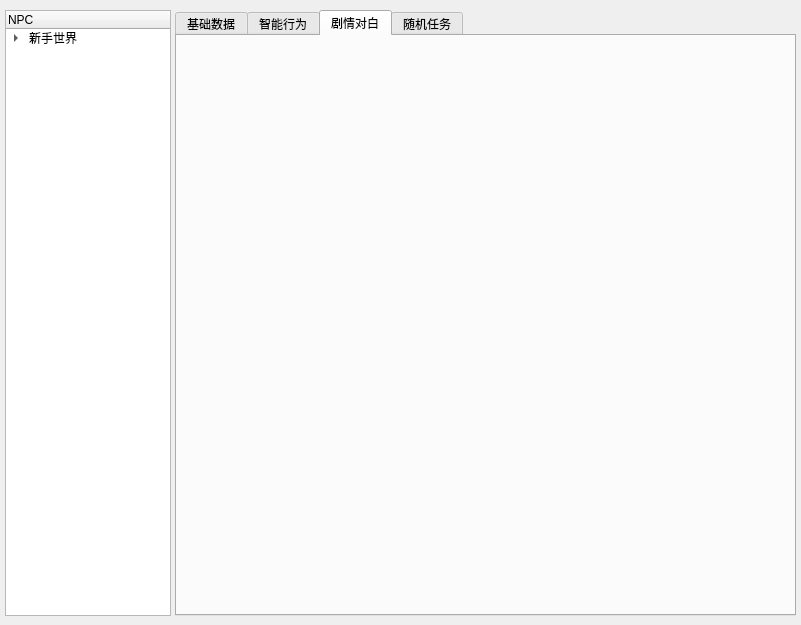
First picture: the form in src/coeus/coeus_editor/widget_npc_editor.ui, repository AngryPowman/Coeus, before the edit.
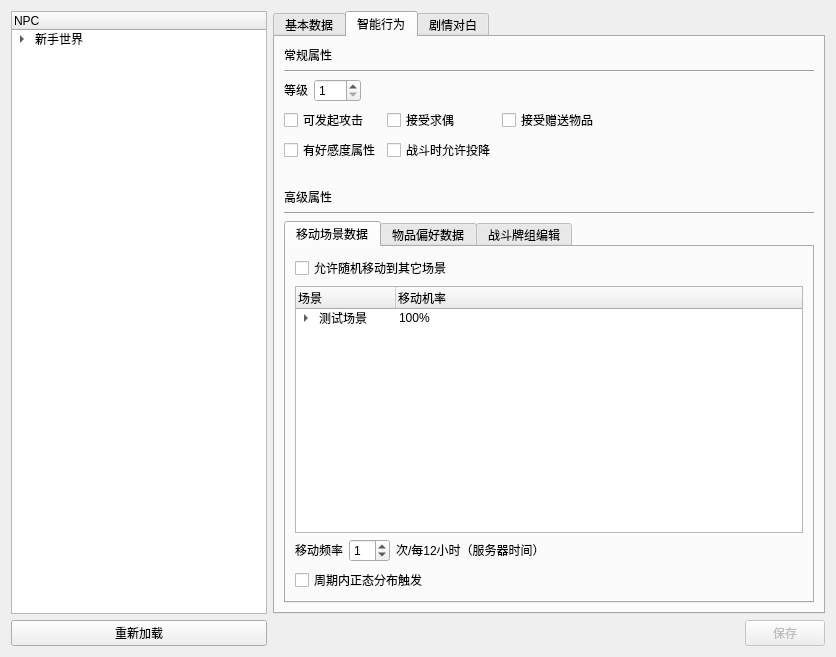
Second picture: the form after the edit. The open tabs and pages were chosen to show the change.

Patch:
```diff
--- a/src/coeus/coeus_editor/widget_npc_editor.ui
+++ b/src/coeus/coeus_editor/widget_npc_editor.ui
@@ -6,28 +6,91 @@
    <rect>
     <x>0</x>
     <y>0</y>
-    <width>801</width>
-    <height>625</height>
+    <width>836</width>
+    <height>657</height>
    </rect>
   </property>
+  <property name="sizePolicy">
+   <sizepolicy hsizetype="Preferred" vsizetype="Preferred">
+    <horstretch>0</horstretch>
+    <verstretch>0</verstretch>
+   </sizepolicy>
+  </property>
   <property name="windowTitle">
    <string>NPC编辑器</string>
   </property>
+  <layout class="QHBoxLayout" name="horizontalLayout">
+   <item>
+    <layout class="QVBoxLayout" name="verticalLayout">
+     <item>
+      <widget class="QTreeWidget" name="tvNpcList">
+       <property name="sizePolicy">
+        <sizepolicy hsizetype="Fixed" vsizetype="Expanding">
+         <horstretch>0</horstretch>
+         <verstretch>0</verstretch>
+        </sizepolicy>
+       </property>
+       <column>
+        <property name="text">
+         <string>NPC</string>
+        </property>
+       </column>
+       <item>
+        <property name="text">
+         <string>新手世界</string>
+        </property>
+        <item>
+         <property name="text">
+          <string>1001 - 老肉鸡</string>
+         </property>
+        </item>
+       </item>
+      </widget>
+     </item>
+     <item>
+      <widget class="QPushButton" name="pushButton">
+       <property name="text">
+        <string>重新加载</string>
+       </property>
+      </widget>
+     </item>
+    </layout>
+   </item>
+   <item>
+    <layout class="QGridLayout" name="gridLayout">
+     <item row="1" column="0" alignment="Qt::AlignRight">
+      <widget class="QPushButton" name="btnSave">
+       <property name="enabled">
+        <bool>false</bool>
+       </property>
+       <property name="sizePolicy">
+        <sizepolicy hsizetype="Fixed" vsizetype="Fixed">
+         <horstretch>0</horstretch>
+         <verstretch>0</verstretch>
+        </sizepolicy>
+       </property>
+       <property name="layoutDirection">
+        <enum>Qt::LeftToRight</enum>
+       </property>
+       <property name="text">
+        <string>保存</string>
+       </property>
+       <property name="default">
+        <bool>false</bool>
+       </property>
+       <property name="flat">
+        <bool>false</bool>
+       </property>
+      </widget>
+     </item>
+     <item row="0" column="0">
   <widget class="QTabWidget" name="tabWidget">
-   <property name="geometry">
-    <rect>
-     <x>175</x>
-     <y>10</y>
-     <width>621</width>
-     <height>606</height>
-    </rect>
-   </property>
    <property name="currentIndex">
     <number>1</number>
    </property>
    <widget class="QWidget" name="tab">
     <attribute name="title">
-     <string>基础数据</string>
+         <string>基本数据</string>
     </attribute>
     <widget class="QLabel" name="label">
      <property name="geometry">
@@ -141,19 +204,163 @@
      </property>
     </widget>
    </widget>
-   <widget class="QWidget" name="">
+       <widget class="QWidget" name="widget">
     <attribute name="title">
      <string>智能行为</string>
     </attribute>
+        <layout class="QVBoxLayout" name="verticalLayout_4">
+         <item>
+          <widget class="QLabel" name="label_9">
+           <property name="text">
+            <string>常规属性</string>
+           </property>
+          </widget>
+         </item>
+         <item>
+          <widget class="Line" name="line">
+           <property name="orientation">
+            <enum>Qt::Horizontal</enum>
+           </property>
+          </widget>
+         </item>
+         <item>
+          <layout class="QGridLayout" name="gridLayout_4">
+           <item row="0" column="1" alignment="Qt::AlignLeft">
+            <widget class="QSpinBox" name="spbLevel">
+             <property name="sizePolicy">
+              <sizepolicy hsizetype="Minimum" vsizetype="Fixed">
+               <horstretch>0</horstretch>
+               <verstretch>0</verstretch>
+              </sizepolicy>
+             </property>
+             <property name="minimum">
+              <number>1</number>
+             </property>
+             <property name="maximum">
+              <number>120</number>
+             </property>
+            </widget>
+           </item>
+           <item row="0" column="0">
+            <widget class="QLabel" name="label_5">
+             <property name="sizePolicy">
+              <sizepolicy hsizetype="Fixed" vsizetype="Fixed">
+               <horstretch>0</horstretch>
+               <verstretch>0</verstretch>
+              </sizepolicy>
+             </property>
+             <property name="text">
+              <string>等级</string>
+             </property>
+            </widget>
+           </item>
+           <item row="0" column="2">
+            <widget class="QLabel" name="label_10">
+             <property name="sizePolicy">
+              <sizepolicy hsizetype="Minimum" vsizetype="Fixed">
+               <horstretch>0</horstretch>
+               <verstretch>0</verstretch>
+              </sizepolicy>
+             </property>
+             <property name="text">
+              <string/>
+             </property>
+            </widget>
+           </item>
+          </layout>
+         </item>
+         <item>
+          <layout class="QGridLayout" name="gridLayout_3">
+           <item row="0" column="0">
+            <widget class="QCheckBox" name="chkAttackable">
+             <property name="sizePolicy">
+              <sizepolicy hsizetype="Fixed" vsizetype="Fixed">
+               <horstretch>0</horstretch>
+               <verstretch>0</verstretch>
+              </sizepolicy>
+             </property>
+             <property name="text">
+              <string>可发起攻击</string>
+             </property>
+            </widget>
+           </item>
+           <item row="0" column="1">
+            <widget class="QCheckBox" name="chkMarriageable">
+             <property name="sizePolicy">
+              <sizepolicy hsizetype="Fixed" vsizetype="Fixed">
+               <horstretch>0</horstretch>
+               <verstretch>0</verstretch>
+              </sizepolicy>
+             </property>
+             <property name="text">
+              <string>接受求偶</string>
+             </property>
+            </widget>
+           </item>
+           <item row="0" column="2">
+            <widget class="QCheckBox" name="chkPresentable">
+             <property name="text">
+              <string>接受赠送物品</string>
+             </property>
+            </widget>
+           </item>
+           <item row="1" column="0">
+            <widget class="QCheckBox" name="chkFavorable">
+             <property name="sizePolicy">
+              <sizepolicy hsizetype="Fixed" vsizetype="Fixed">
+               <horstretch>0</horstretch>
+               <verstretch>0</verstretch>
+              </sizepolicy>
+             </property>
+             <property name="text">
+              <string>有好感度属性</string>
+             </property>
+            </widget>
+           </item>
+           <item row="1" column="1">
+            <widget class="QCheckBox" name="chkSurrender">
+             <property name="sizePolicy">
+              <sizepolicy hsizetype="Fixed" vsizetype="Fixed">
+               <horstretch>0</horstretch>
+               <verstretch>0</verstretch>
+              </sizepolicy>
+             </property>
+             <property name="text">
+              <string>战斗时允许投降</string>
+             </property>
+            </widget>
+           </item>
+          </layout>
+         </item>
+         <item>
+          <spacer name="horizontalSpacer">
+           <property name="orientation">
+            <enum>Qt::Horizontal</enum>
+           </property>
+           <property name="sizeHint" stdset="0">
+            <size>
+             <width>40</width>
+             <height>20</height>
+            </size>
+           </property>
+          </spacer>
+         </item>
+         <item>
+          <widget class="QLabel" name="label_11">
+           <property name="text">
+            <string>高级属性</string>
+           </property>
+          </widget>
+         </item>
+         <item>
+          <widget class="Line" name="line_2">
+           <property name="orientation">
+            <enum>Qt::Horizontal</enum>
+           </property>
+          </widget>
+         </item>
+         <item>
     <widget class="QTabWidget" name="tabWidget_2">
-     <property name="geometry">
-      <rect>
-       <x>10</x>
-       <y>135</y>
-       <width>601</width>
-       <height>441</height>
-      </rect>
-     </property>
      <property name="currentIndex">
       <number>0</number>
      </property>
@@ -161,79 +368,23 @@
       <attribute name="title">
        <string>移动场景数据</string>
       </attribute>
-      <widget class="QCheckBox" name="checkBox_5">
-       <property name="geometry">
-        <rect>
-         <x>5</x>
-         <y>5</y>
-         <width>196</width>
-         <height>21</height>
-        </rect>
-       </property>
+            <layout class="QVBoxLayout" name="verticalLayout_3">
+             <item>
+              <layout class="QVBoxLayout" name="verticalLayout_2">
+               <item>
+                <widget class="QCheckBox" name="chkMovealbe">
        <property name="text">
         <string>允许随机移动到其它场景</string>
        </property>
       </widget>
-      <widget class="QCheckBox" name="checkBox_7">
-       <property name="geometry">
-        <rect>
-         <x>5</x>
-         <y>395</y>
-         <width>141</width>
-         <height>16</height>
-        </rect>
-       </property>
-       <property name="text">
-        <string>周期内正态分布触发</string>
-       </property>
-      </widget>
-      <widget class="QLabel" name="label_6">
-       <property name="geometry">
-        <rect>
-         <x>5</x>
-         <y>370</y>
-         <width>54</width>
-         <height>12</height>
-        </rect>
-       </property>
-       <property name="text">
-        <string>移动频率</string>
-       </property>
-      </widget>
-      <widget class="QLabel" name="label_7">
-       <property name="geometry">
-        <rect>
-         <x>125</x>
-         <y>370</y>
-         <width>151</width>
-         <height>16</height>
-        </rect>
-       </property>
-       <property name="text">
-        <string>次/每12小时（服务器时间）</string>
-       </property>
-      </widget>
-      <widget class="QSpinBox" name="spinBox_2">
-       <property name="geometry">
-        <rect>
-         <x>60</x>
-         <y>365</y>
-         <width>56</width>
-         <height>22</height>
-        </rect>
-       </property>
-       <property name="value">
-        <number>1</number>
-       </property>
-      </widget>
+               </item>
+               <item>
       <widget class="QTreeWidget" name="treeWidget_2">
-       <property name="geometry">
-        <rect>
-         <x>5</x>
-         <y>30</y>
-         <width>581</width>
-         <height>321</height>
-        </rect>
+                 <property name="sizePolicy">
+                  <sizepolicy hsizetype="Minimum" vsizetype="Expanding">
+                   <horstretch>0</horstretch>
+                   <verstretch>0</verstretch>
+                  </sizepolicy>
        </property>
        <attribute name="headerCascadingSectionResizes">
         <bool>true</bool>
@@ -279,6 +430,63 @@
         </item>
        </item>
       </widget>
+               </item>
+              </layout>
+             </item>
+             <item>
+              <layout class="QGridLayout" name="gridLayout_2">
+               <property name="sizeConstraint">
+                <enum>QLayout::SetDefaultConstraint</enum>
+               </property>
+               <item row="0" column="0">
+                <widget class="QLabel" name="label_6">
+                 <property name="sizePolicy">
+                  <sizepolicy hsizetype="Fixed" vsizetype="Fixed">
+                   <horstretch>0</horstretch>
+                   <verstretch>0</verstretch>
+                  </sizepolicy>
+                 </property>
+                 <property name="text">
+                  <string>移动频率</string>
+                 </property>
+                </widget>
+               </item>
+               <item row="0" column="2">
+                <widget class="QLabel" name="label_7">
+                 <property name="sizePolicy">
+                  <sizepolicy hsizetype="Minimum" vsizetype="Fixed">
+                   <horstretch>0</horstretch>
+                   <verstretch>0</verstretch>
+                  </sizepolicy>
+                 </property>
+                 <property name="text">
+                  <string>次/每12小时（服务器时间）</string>
+                 </property>
+                </widget>
+               </item>
+               <item row="0" column="1">
+                <widget class="QSpinBox" name="spinBox_2">
+                 <property name="sizePolicy">
+                  <sizepolicy hsizetype="Fixed" vsizetype="Fixed">
+                   <horstretch>0</horstretch>
+                   <verstretch>0</verstretch>
+                  </sizepolicy>
+                 </property>
+                 <property name="value">
+                  <number>1</number>
+                 </property>
+                </widget>
+               </item>
+              </layout>
+             </item>
+             <item>
+              <widget class="QCheckBox" name="checkBox_7">
+               <property name="text">
+                <string>周期内正态分布触发</string>
+               </property>
+              </widget>
+             </item>
+            </layout>
      </widget>
      <widget class="QWidget" name="tab_4">
       <attribute name="title">
@@ -366,150 +574,221 @@
       </attribute>
      </widget>
     </widget>
-    <widget class="QCheckBox" name="checkBox_2">
-     <property name="geometry">
-      <rect>
-       <x>105</x>
-       <y>75</y>
-       <width>101</width>
-       <height>16</height>
-      </rect>
-     </property>
-     <property name="text">
-      <string>有好感度属性</string>
-     </property>
-    </widget>
-    <widget class="QCheckBox" name="checkBox">
-     <property name="geometry">
-      <rect>
-       <x>10</x>
-       <y>75</y>
-       <width>106</width>
-       <height>16</height>
-      </rect>
-     </property>
-     <property name="text">
-      <string>可发起攻击</string>
-     </property>
-    </widget>
-    <widget class="QCheckBox" name="checkBox_3">
-     <property name="geometry">
-      <rect>
-       <x>10</x>
-       <y>95</y>
-       <width>71</width>
-       <height>16</height>
-      </rect>
-     </property>
-     <property name="text">
-      <string>接受求偶</string>
-     </property>
-    </widget>
-    <widget class="QLabel" name="label_5">
-     <property name="geometry">
-      <rect>
-       <x>10</x>
-       <y>35</y>
-       <width>51</width>
-       <height>21</height>
-      </rect>
-     </property>
-     <property name="text">
-      <string>等级</string>
-     </property>
-    </widget>
-    <widget class="QSpinBox" name="spinBox">
-     <property name="geometry">
-      <rect>
-       <x>45</x>
-       <y>35</y>
-       <width>86</width>
-       <height>22</height>
-      </rect>
-     </property>
-     <property name="minimum">
-      <number>1</number>
-     </property>
-     <property name="maximum">
-      <number>120</number>
-     </property>
-    </widget>
-    <widget class="QCheckBox" name="checkBox_4">
-     <property name="geometry">
-      <rect>
-       <x>105</x>
-       <y>95</y>
-       <width>111</width>
-       <height>16</height>
-      </rect>
-     </property>
-     <property name="text">
-      <string>接受赠送物品</string>
-     </property>
-    </widget>
-    <widget class="QLabel" name="label_9">
-     <property name="geometry">
-      <rect>
-       <x>10</x>
-       <y>5</y>
-       <width>51</width>
-       <height>21</height>
-      </rect>
-     </property>
-     <property name="text">
-      <string>常规属性</string>
-     </property>
-    </widget>
-    <widget class="Line" name="line">
-     <property name="geometry">
-      <rect>
-       <x>10</x>
-       <y>20</y>
-       <width>596</width>
-       <height>16</height>
-      </rect>
-     </property>
-     <property name="orientation">
-      <enum>Qt::Horizontal</enum>
-     </property>
-    </widget>
+         </item>
+        </layout>
    </widget>
    <widget class="QWidget" name="tab_2">
     <attribute name="title">
      <string>剧情对白</string>
     </attribute>
-   </widget>
-   <widget class="QWidget" name="tab_5">
-    <attribute name="title">
-     <string>随机任务</string>
-    </attribute>
-   </widget>
-  </widget>
-  <widget class="QTreeWidget" name="treeWidget_3">
+        <widget class="QListWidget" name="lstDialoguesType">
+         <property name="geometry">
+          <rect>
+           <x>1</x>
+           <y>4</y>
+           <width>136</width>
+           <height>571</height>
+          </rect>
+         </property>
+         <property name="sizePolicy">
+          <sizepolicy hsizetype="Expanding" vsizetype="Expanding">
+           <horstretch>0</horstretch>
+           <verstretch>0</verstretch>
+          </sizepolicy>
+         </property>
+         <property name="maximumSize">
+          <size>
+           <width>136</width>
+           <height>581</height>
+          </size>
+         </property>
+         <property name="editTriggers">
+          <set>QAbstractItemView::NoEditTriggers</set>
+         </property>
+         <property name="resizeMode">
+          <enum>QListView::Adjust</enum>
+         </property>
+         <property name="viewMode">
+          <enum>QListView::ListMode</enum>
+         </property>
+         <property name="batchSize">
+          <number>200</number>
+         </property>
+         <item>
+          <property name="text">
+           <string>[默认对话树]</string>
+          </property>
+         </item>
+         <item>
+          <property name="text">
+           <string>挑战者不满足挑战条件</string>
+          </property>
+         </item>
+         <item>
+          <property name="text">
+           <string>挑战者发起挑战时</string>
+          </property>
+         </item>
+         <item>
+          <property name="text">
+           <string>挑战胜利的场合</string>
+          </property>
+         </item>
+         <item>
+          <property name="text">
+           <string>挑战失败的场合</string>
+          </property>
+         </item>
+        </widget>
+        <widget class="QStackedWidget" name="stackedWidgetDialogueTree">
    <property name="geometry">
     <rect>
-     <x>5</x>
-     <y>10</y>
-     <width>166</width>
-     <height>606</height>
-    </rect>
-   </property>
+           <x>143</x>
+           <y>1</y>
+           <width>397</width>
+           <height>574</height>
+          </rect>
+         </property>
+         <property name="sizePolicy">
+          <sizepolicy hsizetype="Expanding" vsizetype="Expanding">
+           <horstretch>0</horstretch>
+           <verstretch>0</verstretch>
+          </sizepolicy>
+         </property>
+         <property name="currentIndex">
+          <number>0</number>
+         </property>
+         <widget class="QWidget" name="stackedWidgetDialogueTreePage1" native="true">
+          <widget class="QTreeWidget" name="tvDialoguesTree">
+           <property name="geometry">
+            <rect>
+             <x>0</x>
+             <y>5</y>
+             <width>396</width>
+             <height>566</height>
+            </rect>
+           </property>
+           <property name="sizePolicy">
+            <sizepolicy hsizetype="Minimum" vsizetype="Minimum">
+             <horstretch>0</horstretch>
+             <verstretch>0</verstretch>
+            </sizepolicy>
+           </property>
+           <property name="contextMenuPolicy">
+            <enum>Qt::CustomContextMenu</enum>
+           </property>
+           <property name="editTriggers">
+            <set>QAbstractItemView::NoEditTriggers</set>
+           </property>
+           <property name="alternatingRowColors">
+            <bool>false</bool>
+           </property>
+           <property name="selectionBehavior">
+            <enum>QAbstractItemView::SelectRows</enum>
+           </property>
+           <property name="textElideMode">
+            <enum>Qt::ElideLeft</enum>
+           </property>
+           <property name="rootIsDecorated">
+            <bool>true</bool>
+           </property>
+           <property name="animated">
+            <bool>true</bool>
+           </property>
    <column>
     <property name="text">
-     <string>NPC</string>
-    </property>
-   </column>
+             <string>节点</string>
+            </property>
+           </column>
+           <column>
+            <property name="text">
+             <string>触发/显示条件</string>
+            </property>
+           </column>
+           <column>
+            <property name="text">
+             <string>对白</string>
+            </property>
+           </column>
    <item>
     <property name="text">
-     <string>新手世界</string>
-    </property>
+             <string>[对话] </string>
+            </property>
+            <property name="text">
+             <string>[无]</string>
+            </property>
+            <property name="text">
+             <string>[&quot;Toril在那场惊天大战中牺牲了自己。要是他当初没公布混沌之门的秘密，也不会落到这样的下场。真是不作死就不会死啊……&quot;]</string>
+            </property>
     <item>
      <property name="text">
-      <string>1001 - 老肉鸡</string>
-     </property>
-    </item>
-   </item>
-  </widget>
+              <string>[@选项]</string>
+             </property>
+             <property name="text">
+              <string>[无]</string>
+             </property>
+             <property name="text">
+              <string>&quot;Toril的宇宙气修炼到了什么水平？&quot;</string>
+             </property>
+             <item>
+              <property name="text">
+               <string>[对话]</string>
+              </property>
+              <property name="text">
+               <string>-</string>
+              </property>
+              <property name="text">
+               <string>[&quot;据说已经处于巅峰时期了，是有名的强者之一。&quot;, &quot;最可怕的是他能一心二用，在科技上的造诣也达到了让人仰望的境界。&quot;]</string>
+              </property>
+             </item>
+            </item>
+            <item>
+             <property name="text">
+              <string>[@选项]</string>
+             </property>
+             <property name="text">
+              <string>[&quot;等级&quot; &gt; 20]</string>
+             </property>
+             <property name="text">
+              <string>&quot;是否有办法与Toril的灵魂沟通？&quot;</string>
+             </property>
+             <item>
+              <property name="text">
+               <string>[对话]</string>
+              </property>
+              <property name="text">
+               <string>-</string>
+              </property>
+              <property name="text">
+               <string>[&quot;唔..传闻是这样的。当宇宙气修炼到一定程度之后，死后便能保持灵魂不灭。从科学角度解释，其实是意识能量，即反物质。&quot;, &quot;但沟通的办法却十分困难，因为他当年属于自我引爆，不仅把肉体消散，意识能量也受到了极大影响。&quot;]</string>
+              </property>
+             </item>
+            </item>
+           </item>
+          </widget>
+          <zorder>lstDialoguesType</zorder>
+          <zorder>lstDialoguesType</zorder>
+          <zorder>tvDialoguesTree</zorder>
+         </widget>
+         <widget class="QWidget" name="page_3">
+          <widget class="QListWidget" name="listWidget_2">
+           <property name="geometry">
+            <rect>
+             <x>0</x>
+             <y>5</y>
+             <width>396</width>
+             <height>566</height>
+            </rect>
+           </property>
+          </widget>
+         </widget>
+        </widget>
+       </widget>
+      </widget>
+     </item>
+    </layout>
+   </item>
+  </layout>
  </widget>
  <resources/>
  <connections/>
```
Left out of the diff: 18 changed lines with no effect on the pictures. Lines whose indentation alone changed are shown as unchanged.
